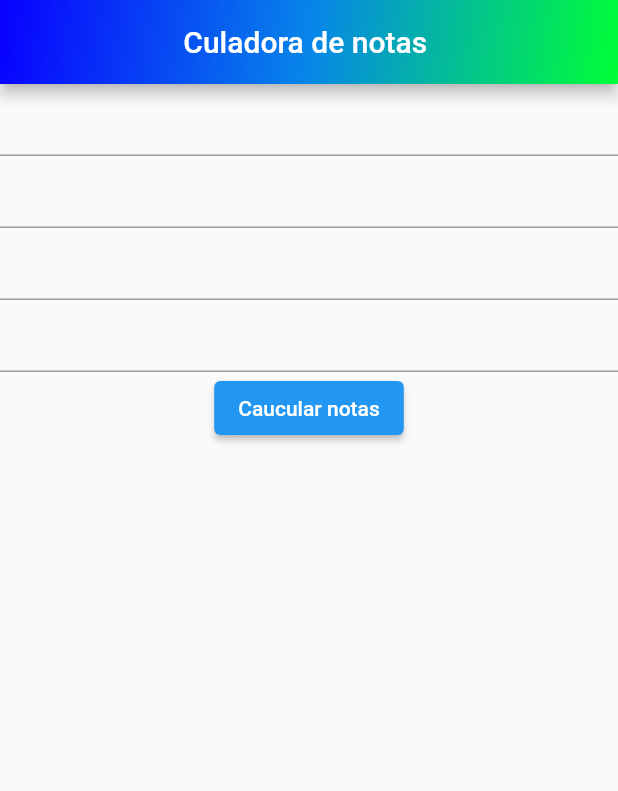
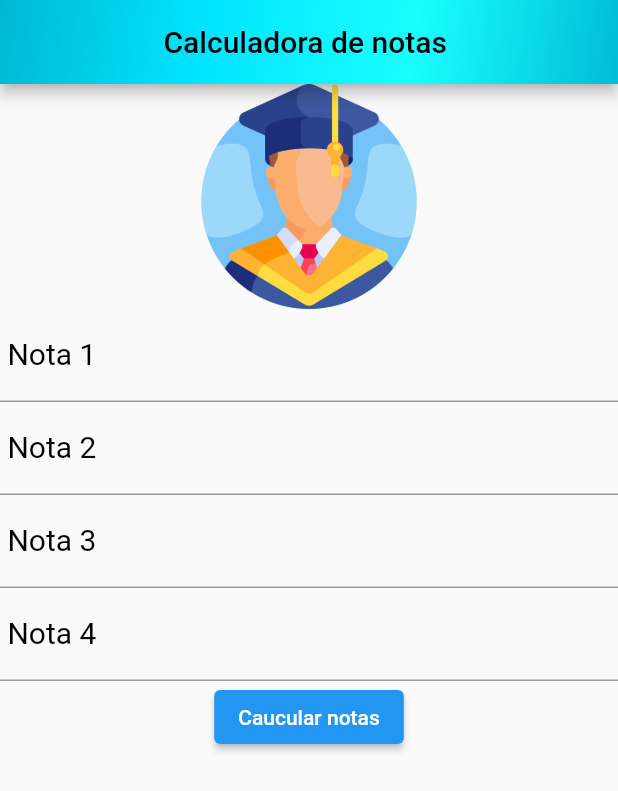
Before and after one commit to RaulDuque/trabalho-lucas-somar-notas, a Flutter app: the screen it shows after launch, on a phone screen of 412 x 824 dp. Shown: the top 791 px of the screen. Run offline on Flutter 3.47's test engine with Material 2 defaults, Android fonts, the phone set to English and light mode, and no system bars.

Commit message:
cores e imagem

```diff
--- a/lib/main.dart
+++ b/lib/main.dart
@@ -13,7 +13,7 @@ class HomePage extends StatefulWidget {
 class _HomePageState extends State<HomePage> {
   var count = 0;
 
-  void increment() {
+  void somar() {
     count++;
     setState(() {});
   }
@@ -22,7 +22,10 @@ class _HomePageState extends State<HomePage> {
   Widget build(BuildContext context) {
     return Scaffold(
       appBar: AppBar(
-        title: Text("Culadora de notas "),
+        title: Text(
+          "Calculadora de notas ",
+          style: TextStyle(color: Colors.black),
+        ),
         centerTitle: true,
         flexibleSpace: Container(
           decoration: BoxDecoration(
@@ -30,9 +33,10 @@ class _HomePageState extends State<HomePage> {
               begin: Alignment.topLeft,
               end: Alignment.bottomRight,
               colors: [
-                Color(0xFF0800FF),
-                Color(0xFF0785E9),
-                Color(0xFF00FF36),
+                Color(0xFF00B8D4),
+                Color(0xFF00E5FF),
+                Color(0xFF18FFFF),
+                Color(0xFF00BCD4)
               ],
             ),
           ),
@@ -40,10 +44,27 @@ class _HomePageState extends State<HomePage> {
       ),
       body: Column(
         children: <Widget>[
-          TextField(),
-          TextField(),
-          TextField(),
-          TextField(),
+          Image.asset(
+            'assets/images/graduate.png',
+            height: 150,
+            width: 150,
+          ),
+          TextField(
+              decoration: InputDecoration(
+                  labelText: " Nota 1",
+                  labelStyle: TextStyle(color: Colors.black, fontSize: 20.0))),
+          TextField(
+              decoration: InputDecoration(
+                  labelText: " Nota 2",
+                  labelStyle: TextStyle(color: Colors.black, fontSize: 20.0))),
+          TextField(
+              decoration: InputDecoration(
+                  labelText: " Nota 3",
+                  labelStyle: TextStyle(color: Colors.black, fontSize: 20.0))),
+          TextField(
+              decoration: InputDecoration(
+                  labelText: " Nota 4",
+                  labelStyle: TextStyle(color: Colors.black, fontSize: 20.0))),
           ElevatedButton(
             child: Text('Caucular notas'),
             onPressed: () {},
--- a/pubspec.yaml
+++ b/pubspec.yaml
@@ -45,7 +45,8 @@ flutter:
   uses-material-design: true
 
   # To add assets to your application, add an assets section, like this:
-  # assets:
+  assets:
+    - assets/images/
   #   - images/a_dot_burr.jpeg
   #   - images/a_dot_ham.jpeg
 
```
Also changed, not shown: assets/images/graduate.png (added).
